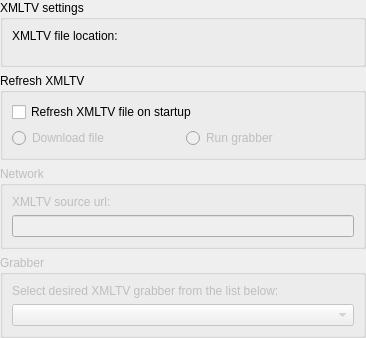
Qt form src/ui/settings/SettingsSchedule.ui (ntadej/tano) before a commit.
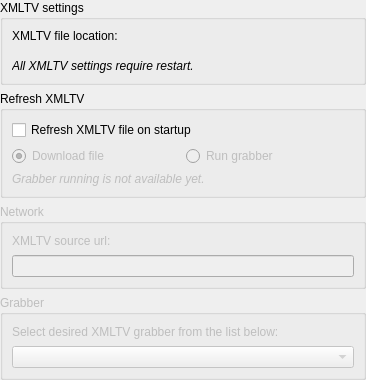
The same form after that commit. Custom widgets are drawn as their Qt base class.

Commit message: XMLTV update over network

```diff
--- a/src/ui/settings/SettingsSchedule.ui
+++ b/src/ui/settings/SettingsSchedule.ui
@@ -7,7 +7,7 @@
     <x>0</x>
     <y>0</y>
     <width>366</width>
-    <height>338</height>
+    <height>380</height>
    </rect>
   </property>
   <layout class="QVBoxLayout" name="verticalLayout">
@@ -30,6 +30,13 @@
       <item>
        <widget class="BrowseWidget" name="location" native="true"/>
       </item>
+      <item>
+       <widget class="QLabel" name="label">
+        <property name="text">
+         <string>&lt;i&gt;All XMLTV settings require restart.&lt;/i&gt;</string>
+        </property>
+       </widget>
+      </item>
      </layout>
     </widget>
    </item>
@@ -54,6 +61,9 @@
         <property name="text">
          <string>Download file</string>
         </property>
+        <property name="checked">
+         <bool>true</bool>
+        </property>
        </widget>
       </item>
       <item row="1" column="1">
@@ -66,6 +76,16 @@
         </property>
        </widget>
       </item>
+      <item row="2" column="0" colspan="2">
+       <widget class="QLabel" name="labelRefresh">
+        <property name="enabled">
+         <bool>false</bool>
+        </property>
+        <property name="text">
+         <string>&lt;i&gt;Grabber running is not available yet.&lt;/i&gt;</string>
+        </property>
+       </widget>
+      </item>
      </layout>
     </widget>
    </item>
```
Left out of the diff: 48 changed lines with no effect on the pictures. The commit also changes 18 other files.
